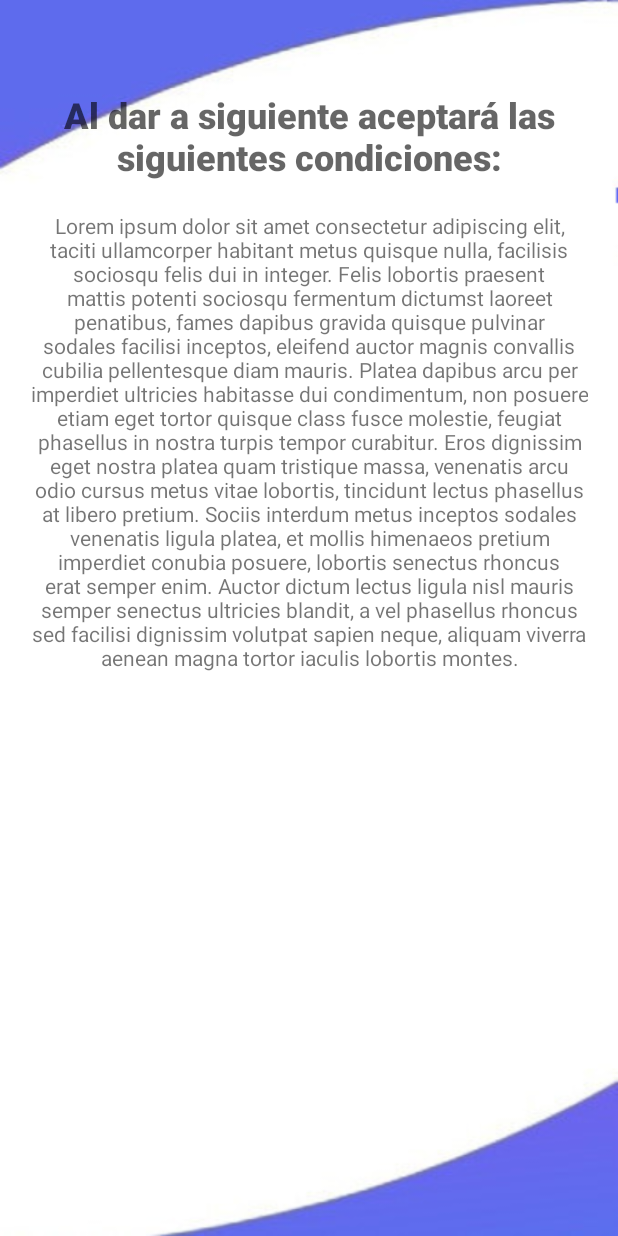
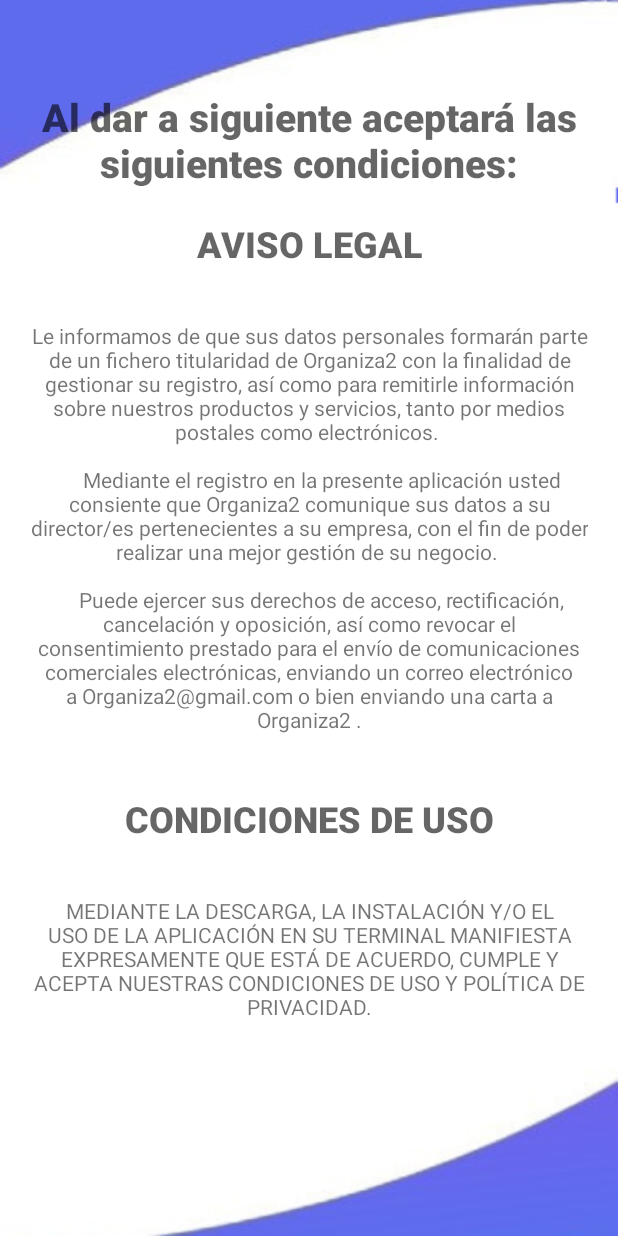
Before and after one commit to NicolasCeaPorras/ProyectoSMOV, an Android app: the layout fragment_confirm_register.xml on its own in the app's theme, with its tools: preview values and no code run, on a phone screen of 412 x 824 dp. Run offline under Robolectric (Android 15) with nearby library versions, the phone set to English and light mode, and no system bars.

Commit message:
condiciones de registro

```diff
--- a/app/src/main/res/layout/fragment_confirm_register.xml
+++ b/app/src/main/res/layout/fragment_confirm_register.xml
@@ -21,14 +21,50 @@
         android:minHeight="48dp"
         android:textAlignment="center"
         android:textAppearance="@style/TextAppearance.AppCompat.Display1"
+        android:textSize="26sp" />
+
+    <TextView
+        android:id="@+id/AvisoLegalTitle"
+        android:text="@string/AvisoLegalTitle"
+        android:layout_width="match_parent"
+        android:layout_height="wrap_content"
+        android:layout_marginTop="20dp"
+        android:fontFamily="sans-serif-black"
+        android:minHeight="48dp"
+        android:textAlignment="center"
+        android:textAppearance="@style/TextAppearance.AppCompat.Display1"
         android:textSize="24sp" />
 
     <TextView
-        android:id="@+id/CondicionesDeRegistroText"
+        android:id="@+id/AvisoLegalText"
         android:layout_width="match_parent"
         android:layout_height="wrap_content"
-        android:text="@string/CondicionesDeRegistroText"
+        android:text="Le informamos de que sus datos personales formarán parte de un fichero titularidad de Organiza2 con la finalidad de gestionar su registro, así como para remitirle información sobre nuestros productos y servicios, tanto por medios postales como electrónicos. \n\n
+    Mediante el registro en la presente aplicación usted consiente que Organiza2 comunique sus datos a su director/es pertenecientes a su empresa, con el fin de poder realizar una mejor gestión de su negocio. \n\n
+    Puede ejercer sus derechos de acceso, rectificación, cancelación y oposición, así como revocar el consentimiento prestado para el envío de comunicaciones comerciales electrónicas, enviando un correo electrónico a Organiza2@gmail.com o bien enviando una carta a Organiza2 ."
         android:layout_margin="20dp"
         android:layout_marginTop="40dp"
         android:textAlignment="center"/>
+
+    <TextView
+        android:id="@+id/CondicionesDeUsoTitle"
+        android:text="@string/CondicionesDeUsoTitle"
+        android:layout_width="match_parent"
+        android:layout_height="wrap_content"
+        android:layout_marginTop="20dp"
+        android:fontFamily="sans-serif-black"
+        android:minHeight="48dp"
+        android:textAlignment="center"
+        android:textAppearance="@style/TextAppearance.AppCompat.Display1"
+        android:textSize="24sp" />
+
+    <TextView
+        android:id="@+id/CondicionesDeUsoText"
+        android:layout_width="match_parent"
+        android:layout_height="wrap_content"
+        android:text="@string/CondicionesDeUsoText"
+        android:layout_margin="20dp"
+        android:layout_marginTop="40dp"
+        android:textAlignment="center"/>
+
 </LinearLayout>
--- a/app/src/main/res/values/strings.xml
+++ b/app/src/main/res/values/strings.xml
@@ -59,9 +59,15 @@
 
 
     <string name="CondicionesDeRegistroTitle">Al dar a siguiente aceptará las siguientes condiciones: </string>
-    <string name="CondicionesDeRegistroText">Lorem ipsum dolor sit amet consectetur adipiscing elit, taciti ullamcorper habitant metus quisque nulla, facilisis sociosqu felis dui in integer. Felis lobortis praesent mattis potenti sociosqu fermentum dictumst laoreet penatibus, fames dapibus gravida quisque pulvinar sodales facilisi inceptos, eleifend auctor magnis convallis cubilia pellentesque diam mauris. Platea dapibus arcu per imperdiet ultricies habitasse dui condimentum, non posuere etiam eget tortor quisque class fusce molestie, feugiat phasellus in nostra turpis tempor curabitur.
-
-Eros dignissim eget nostra platea quam tristique massa, venenatis arcu odio cursus metus vitae lobortis, tincidunt lectus phasellus at libero pretium. Sociis interdum metus inceptos sodales venenatis ligula platea, et mollis himenaeos pretium imperdiet conubia posuere, lobortis senectus rhoncus erat semper enim. Auctor dictum lectus ligula nisl mauris semper senectus ultricies blandit, a vel phasellus rhoncus sed facilisi dignissim volutpat sapien neque, aliquam viverra aenean magna tortor iaculis lobortis montes.
+    <string name="AvisoLegalTitle">AVISO LEGAL </string>
+    <string name="AvisoLegalText">
+        "Le informamos de que sus datos personales formarán parte de un fichero titularidad de Organiza2 con la finalidad de gestionar su registro, así como para remitirle información sobre nuestros productos y servicios, tanto por medios postales como electrónicos. \n
+        Mediante el registro en la presente aplicación usted consiente que Organiza2 comunique sus datos a su director/es pertenecientes a su empresa, con el fin de poder realizar una mejor gestión de su negocio. \n
+        Puede ejercer sus derechos de acceso, rectificación, cancelación y oposición, así como revocar el consentimiento prestado para el envío de comunicaciones comerciales electrónicas, enviando un correo electrónico a Organiza2@gmail.com o bien enviando una carta a Organiza2 ."
+    </string>
+    <string name="CondicionesDeUsoTitle">CONDICIONES DE USO</string>
+    <string name="CondicionesDeUsoText">
+    MEDIANTE LA DESCARGA, LA INSTALACIÓN Y/O EL USO DE LA APLICACIÓN EN SU TERMINAL MANIFIESTA EXPRESAMENTE QUE ESTÁ DE ACUERDO, CUMPLE Y ACEPTA NUESTRAS CONDICIONES DE USO Y POLÍTICA DE PRIVACIDAD.
     </string>
 
     <string name="hello_blank_fragment">hello_blank_fragment: </string>
```
